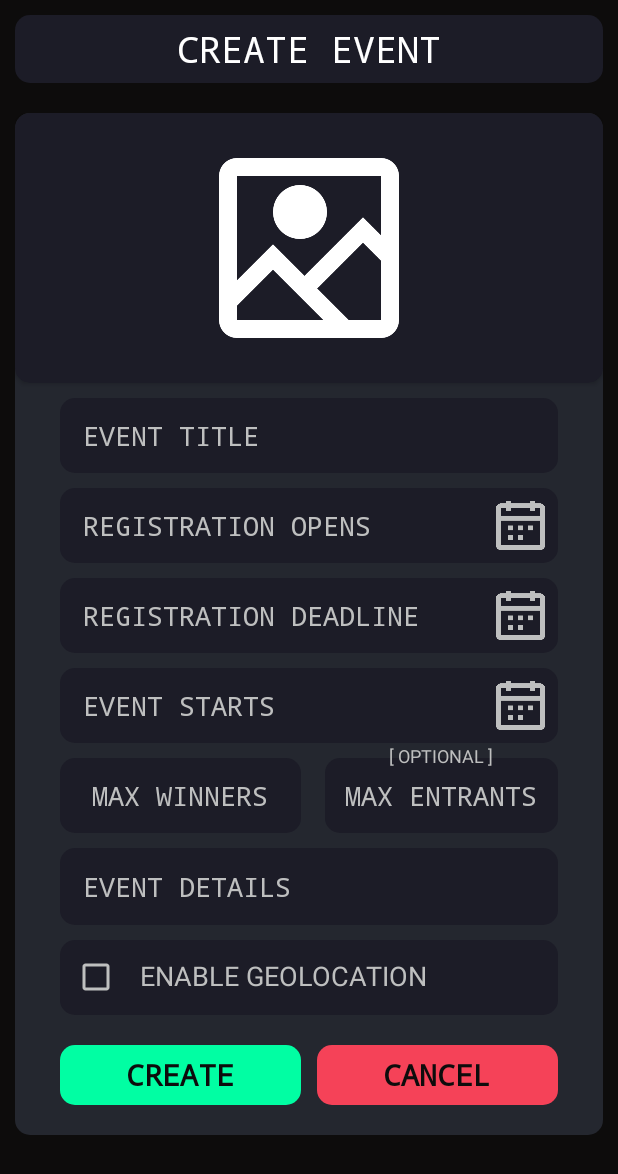
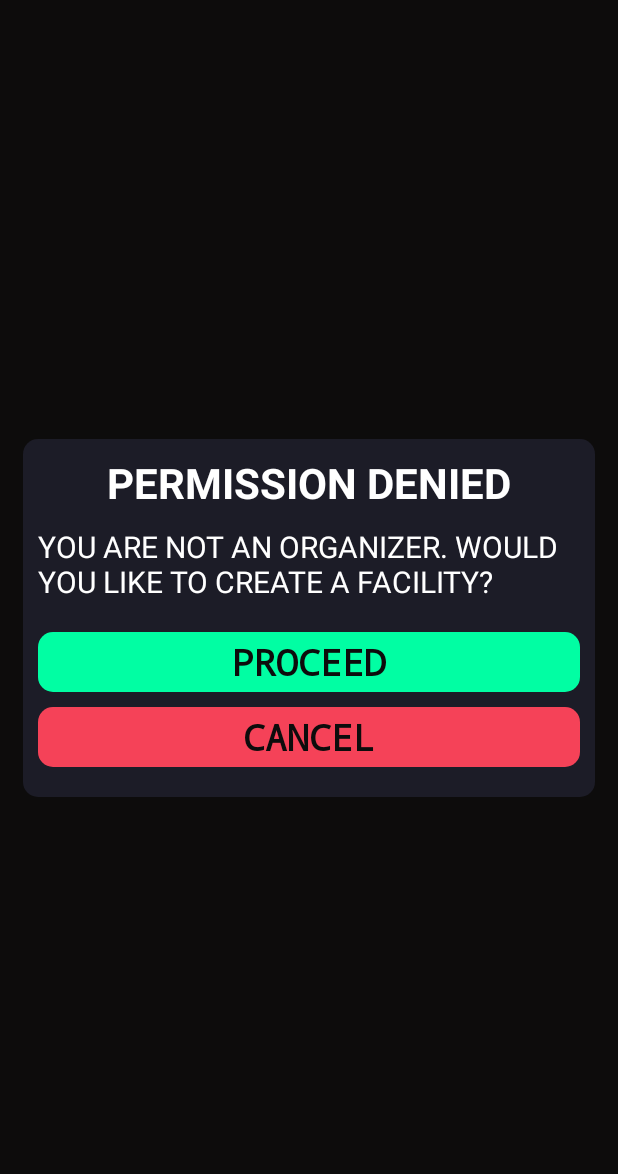
Before and after one commit to CMPUT301F24gengar/gengar-draw, an Android app: the fragment create_event placed in its activity, on a phone screen of 412 x 824 dp. Shown: the top 1174 px of the screen. Run offline under Robolectric (Android 15) with nearby library versions, the phone set to English and light mode, and no system bars; our stand-ins replace Firebase (no records; nobody signed in at launch, a user with empty details on screens opened directly).

Commit message:
Completed Creating an Event

```diff
--- a/app/src/main/java/Classes/EventManager.java
+++ b/app/src/main/java/Classes/EventManager.java
@@ -60,7 +60,7 @@ public class EventManager {
         );
     }
 
-    public void addEvent(Event event, QRcode qrcode, Uri imageURI, OnUploadPictureListener uploadListener) {
+    public String addEvent(Event event, QRcode qrcode, Uri imageURI, OnUploadPictureListener uploadListener) {
         String docID = eventsRef.document().getId();
         qrcode.setEventID(docID);
 
@@ -90,6 +90,8 @@ public class EventManager {
                 });
             }
         });
+
+        return docID;
     }
 
     public void getEvent(String eventID, OnEventFetchListener callback) {
--- a/app/src/main/java/Classes/Facility.java
+++ b/app/src/main/java/Classes/Facility.java
@@ -36,4 +36,8 @@ public class Facility {
     public void setPictureURL(String pictureURL){this.pictureURL = pictureURL;}
     public void setEvents(List<String> events){this.events = events;}
     public void setDeviceID(String deviceID){this.deviceID = deviceID;}
+
+    public void addEvent(String eventID){
+        this.events.add(eventID);
+    }
 }
--- a/app/src/main/java/Fragments/create_event.java
+++ b/app/src/main/java/Fragments/create_event.java
@@ -7,12 +7,15 @@ import android.os.Bundle;
 import androidx.fragment.app.Fragment;
 import android.provider.MediaStore;
 import android.provider.Settings;
+import android.util.Log;
 import android.view.LayoutInflater;
 import android.view.View;
 import android.view.ViewGroup;
 import android.widget.CheckBox;
 import android.widget.EditText;
+import android.widget.FrameLayout;
 import android.widget.ImageView;
+import android.widget.LinearLayout;
 import android.widget.TextView;
 import android.app.DatePickerDialog;
 import android.app.TimePickerDialog;
@@ -29,10 +32,16 @@ import java.util.Locale;
 
 import Classes.Event;
 import Classes.EventManager;
+import Classes.Facility;
 import Classes.FacilityManager;
 import Classes.QRcode;
 
 public class create_event extends Fragment {
+
+    private FrameLayout blackFrame;
+    private LinearLayout facilityCreateLayout;
+    private FrameLayout facilityProceedBtn;
+    private FrameLayout facilityCancelBtn;
 
     private ImageView eventImage;
     private EditText titleEditText;
@@ -43,7 +52,8 @@ public class create_event extends Fragment {
     private TextView createBtn;
     private TextView cancelBtn;
 
-    private Uri imageURI = null;
+    private Uri imageURI;
+    private Facility facilityProfile;
 
     @Override
     public View onCreateView(LayoutInflater inflater, ViewGroup container, Bundle savedInstanceState) {
@@ -51,6 +61,11 @@ public class create_event extends Fragment {
         String deviceID = Settings.Secure.getString(getContext().getContentResolver(), Settings.Secure.ANDROID_ID);
 
         // Initializing views
+        blackFrame = view.findViewById(R.id.black_frame);
+        facilityCreateLayout = view.findViewById(R.id.facility_create_proceed_layout);
+        facilityProceedBtn = view.findViewById(R.id.facility_create_proceed_btn);
+        facilityCancelBtn = view.findViewById(R.id.facility_create_cancel_btn);
+
         eventImage = view.findViewById(R.id.create_event_picture);
         titleEditText = view.findViewById(R.id.create_event_title);
         registrationOpensEditText = view.findViewById(R.id.create_event_registration_opens);
@@ -65,6 +80,31 @@ public class create_event extends Fragment {
 
         FacilityManager facilityManager = new FacilityManager();
         EventManager eventManager = new EventManager();
+
+        facilityManager.checkFacilityExists(deviceID, new FacilityManager.OnFacilityCheckListener() {
+            @Override
+            public void onFacilityExists(Facility facility) {
+                facilityProfile = facility;
+                blackFrame.setVisibility(View.GONE);
+            }
+
+            @Override
+            public void onFacilityNotExists() {
+                facilityCreateLayout.setVisibility(View.VISIBLE);
+            }
+
+            @Override
+            public void onError(Exception e) {
+                Log.e("facility_profile", "Error checking facility", e);
+            }
+        });
+
+        facilityProceedBtn.setOnClickListener(v -> {
+            openFacilityFragment();
+        });
+        facilityCancelBtn.setOnClickListener(v -> {
+            closeFragment();
+        });
 
         registrationOpensEditText.setOnClickListener(v -> showDateTimePicker(registrationOpensEditText));
         registrationDeadlineEditText.setOnClickListener(v -> showDateTimePicker(registrationDeadlineEditText));
@@ -131,11 +171,10 @@ public class create_event extends Fragment {
             Event event = new Event(deviceID, title, registrationOpens, registrationDeadline, eventStarts, maxWinnersInt, maxEntrantsInt, details, null, enableGeolocation, null, null, null);
             QRcode qrcode = new QRcode();
 
-            eventManager.addEvent(event, qrcode, imageURI, new EventManager.OnUploadPictureListener() {
+            String docID;
+            docID = eventManager.addEvent(event, qrcode, imageURI, new EventManager.OnUploadPictureListener() {
                 @Override
                 public void onSuccess(Uri downloadUrl) {
-                    // add eventref to facility
-
                     Toast.makeText(getContext(), "Event created successfully", Toast.LENGTH_SHORT).show();
                     closeFragment();
                 }
@@ -144,6 +183,10 @@ public class create_event extends Fragment {
                     Toast.makeText(getContext(), "Failed to create event", Toast.LENGTH_SHORT).show();
                 }
             });
+
+            facilityProfile.addEvent(docID);
+            facilityManager.updateFacility(facilityProfile);
+
         });
 
         cancelBtn.setOnClickListener(v -> closeFragment());
@@ -197,4 +240,13 @@ public class create_event extends Fragment {
             }
         }
     }
+
+    private void openFacilityFragment() {
+        if (getActivity() instanceof MainActivity) {
+            MainActivity activity = (MainActivity) getActivity();
+            activity.getSupportFragmentManager().beginTransaction().replace(R.id.main_content, new facility_profile()).commit();
+        } else {
+            // Handle error
+        }
+    }
 }
--- a/app/src/main/res/layout/fragment_create_event.xml
+++ b/app/src/main/res/layout/fragment_create_event.xml
@@ -1,4 +1,4 @@
-<LinearLayout xmlns:android="http://schemas.android.com/apk/res/android"
+<FrameLayout xmlns:android="http://schemas.android.com/apk/res/android"
     xmlns:app="http://schemas.android.com/apk/res-auto"
     xmlns:tools="http://schemas.android.com/tools"
     android:layout_width="match_parent"
@@ -8,6 +8,11 @@
     android:orientation="vertical"
     tools:context="Fragments.create_event">
 
+    <LinearLayout
+        android:layout_width="match_parent"
+        android:layout_height="match_parent"
+        android:orientation="vertical"
+        android:gravity="center">
         <FrameLayout
             android:layout_width="match_parent"
             android:layout_height="45dp"
@@ -330,6 +335,84 @@
             </LinearLayout>
 
         </ScrollView>
+    </LinearLayout>
 
+    <FrameLayout
+        android:id="@+id/black_frame"
+        android:layout_width="match_parent"
+        android:layout_height="match_parent"
+        android:background="@color/black1">
+        <LinearLayout
+            android:id="@+id/facility_create_proceed_layout"
+            android:layout_width="match_parent"
+            android:layout_height="wrap_content"
+            android:layout_margin="15dp"
+            android:visibility="gone"
+            android:gravity="center"
+            android:layout_gravity="center"
+            android:orientation="vertical"
+            android:background="@drawable/rounded_corner"
+            android:backgroundTint="@color/black2">
+            <TextView
+                android:layout_marginTop="10dp"
+                android:layout_width="match_parent"
+                android:layout_height="wrap_content"
+                android:layout_gravity="center"
+                android:text="@string/permission_denied"
+                android:textAlignment="center"
+                android:textColor="@color/white"
+                android:textStyle="bold"
+                android:textSize="28sp" />
+            <TextView
+                android:layout_margin="10dp"
+                android:layout_width="match_parent"
+                android:layout_height="wrap_content"
+                android:text="@string/you_are_not_an_organizer_would_you_like_to_create_a_facility"
+                android:textAlignment="textStart"
+                android:textColor="@color/white"
+                android:textSize="20sp" />
+            <FrameLayout
+                android:id="@+id/facility_create_proceed_btn"
+                android:layout_width="match_parent"
+                android:layout_height="40dp"
+                android:layout_margin="10dp"
+                android:background="@drawable/rounded_corner"
+                android:backgroundTint="@color/green">
+
+                <TextView
+                    style="@style/main"
+                    android:layout_width="match_parent"
+                    android:layout_height="wrap_content"
+                    android:layout_gravity="center"
+                    android:text="@string/proceed"
+                    android:textAlignment="center"
+                    android:textColor="@color/black1"
+                    android:textSize="24sp"
+                    android:textStyle="bold" />
+            </FrameLayout>
+            <FrameLayout
+                android:id="@+id/facility_create_cancel_btn"
+                android:layout_width="match_parent"
+                android:layout_height="40dp"
+                android:layout_marginBottom="20dp"
+                android:layout_marginStart="10dp"
+                android:layout_marginEnd="10dp"
+                android:background="@drawable/rounded_corner"
+                android:backgroundTint="@color/red">
+
+                <TextView
+                    style="@style/main"
+                    android:layout_width="match_parent"
+                    android:layout_height="wrap_content"
+                    android:layout_gravity="center"
+                    android:text="@string/cancel"
+                    android:textAlignment="center"
+                    android:textColor="@color/black1"
+                    android:textSize="24sp"
+                    android:textStyle="bold" />
+            </FrameLayout>
 
         </LinearLayout>
+    </FrameLayout>
+
+</FrameLayout>
--- a/app/src/main/res/layout/fragment_user_profile.xml
+++ b/app/src/main/res/layout/fragment_user_profile.xml
@@ -173,7 +173,7 @@
             android:layout_width="match_parent"
             android:layout_height="wrap_content"
             android:layout_gravity="center"
-            android:text="@string/save"
+            android:text="@string/update"
             android:textAlignment="center"
             android:textColor="@color/black1"
             android:textSize="24sp"
--- a/app/src/main/res/values/strings.xml
+++ b/app/src/main/res/values/strings.xml
@@ -37,4 +37,8 @@
     <string name="sign_up_for_event">SIGN UP FOR EVENT</string>
     <string name="or">OR</string>
     <string name="qr_code_scanner">QR CODE SCANNER</string>
+    <string name="update">UPDATE</string>
+    <string name="permission_denied">PERMISSION DENIED</string>
+    <string name="you_are_not_an_organizer_would_you_like_to_create_a_facility">YOU ARE NOT AN ORGANIZER. WOULD YOU LIKE TO CREATE A FACILITY?</string>
+    <string name="proceed">PROCEED</string>
 </resources>
```
Lines whose indentation alone changed are shown as unchanged.
